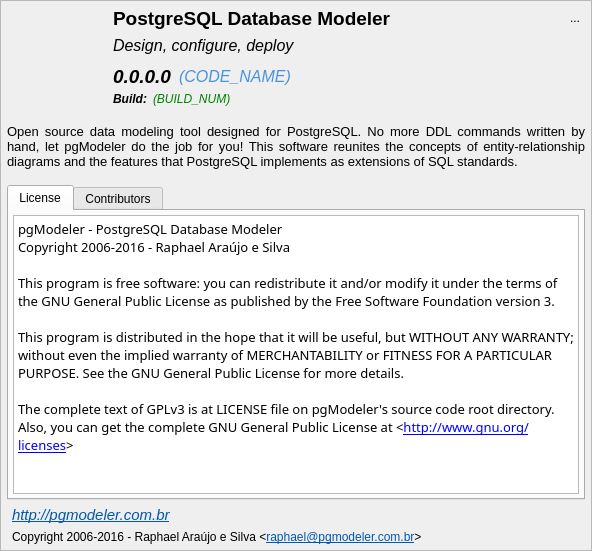
pgmodeler/pgmodeler, file libpgmodeler_ui/ui/aboutwidget.ui: the form before one commit.
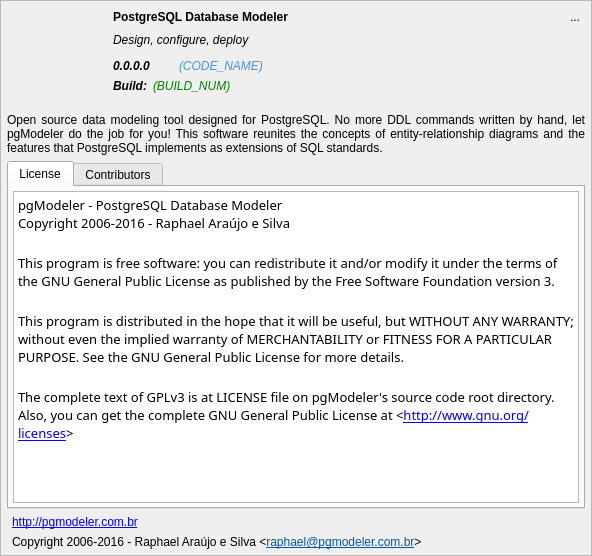
The form after the commit. Icons and pictures are not drawn.

Commit message:
More widget fonts adjustments
Created a second version of PgModelerUiNS::configureWidgetFont that
accepts a custom factor value.

The edit to the form file:
```diff
--- a/libpgmodeler_ui/ui/aboutwidget.ui
+++ b/libpgmodeler_ui/ui/aboutwidget.ui
@@ -10,7 +10,7 @@
     <x>0</x>
     <y>0</y>
     <width>592</width>
-    <height>551</height>
+    <height>556</height>
    </rect>
   </property>
   <property name="sizePolicy">
@@ -28,7 +28,7 @@
   <property name="maximumSize">
    <size>
     <width>16777215</width>
-    <height>16777215</height>
+    <height>600</height>
    </size>
   </property>
   <property name="windowTitle">
@@ -94,7 +94,6 @@
         </property>
         <property name="font">
          <font>
-          <pointsize>14</pointsize>
           <weight>75</weight>
           <bold>true</bold>
          </font>
@@ -154,7 +153,6 @@
         </property>
         <property name="font">
          <font>
-          <pointsize>10</pointsize>
           <italic>false</italic>
          </font>
         </property>
@@ -203,7 +201,6 @@
         </property>
         <property name="font">
          <font>
-          <pointsize>12</pointsize>
           <italic>true</italic>
          </font>
         </property>
@@ -222,13 +219,8 @@
             <verstretch>0</verstretch>
            </sizepolicy>
           </property>
-          <property name="font">
-           <font>
-            <pointsize>8</pointsize>
-           </font>
-          </property>
           <property name="text">
-           <string>&lt;html&gt;&lt;head/&gt;&lt;body&gt;&lt;p&gt;&lt;a href=&quot;http://pgmodeler.com.br&quot;&gt;&lt;span style=&quot; font-size:11pt; font-style:italic; text-decoration: underline; color:#0057ae;&quot;&gt;http://pgmodeler.com.br&lt;/span&gt;&lt;/a&gt;&lt;/p&gt;&lt;/body&gt;&lt;/html&gt;</string>
+           <string>&lt;a href=&quot;http://pgmodeler.com.br&quot;&gt;http://pgmodeler.com.br&lt;/a&gt;</string>
           </property>
           <property name="textFormat">
            <enum>Qt::RichText</enum>
@@ -340,7 +332,6 @@
           </property>
           <property name="font">
            <font>
-            <pointsize>14</pointsize>
             <weight>75</weight>
             <italic>true</italic>
             <bold>true</bold>
@@ -398,7 +389,6 @@
           </property>
           <property name="font">
            <font>
-            <pointsize>12</pointsize>
             <weight>50</weight>
             <italic>true</italic>
             <bold>false</bold>
@@ -429,7 +419,6 @@
           </property>
           <property name="font">
            <font>
-            <pointsize>9</pointsize>
             <weight>75</weight>
             <italic>true</italic>
             <bold>true</bold>
@@ -496,7 +485,6 @@
           </property>
           <property name="font">
            <font>
-            <pointsize>9</pointsize>
             <weight>50</weight>
             <italic>true</italic>
             <bold>false</bold>
@@ -545,7 +533,6 @@
             <property name="font">
              <font>
               <family>Droid Sans Tamil</family>
-              <pointsize>10</pointsize>
              </font>
             </property>
             <property name="frameShadow">
@@ -567,8 +554,8 @@
              <string notr="true">&lt;!DOCTYPE HTML PUBLIC &quot;-//W3C//DTD HTML 4.0//EN&quot; &quot;http://www.w3.org/TR/REC-html40/strict.dtd&quot;&gt;
 &lt;html&gt;&lt;head&gt;&lt;meta name=&quot;qrichtext&quot; content=&quot;1&quot; /&gt;&lt;style type=&quot;text/css&quot;&gt;
 p, li { white-space: pre-wrap; }
-&lt;/style&gt;&lt;/head&gt;&lt;body style=&quot; font-family:'Droid Sans Tamil'; font-size:10pt; font-weight:400; font-style:normal;&quot;&gt;
-&lt;p style=&quot; margin-top:12px; margin-bottom:12px; margin-left:0px; margin-right:0px; -qt-block-indent:0; text-indent:0px;&quot;&gt;&lt;span style=&quot; font-family:'Courier';&quot;&gt;pgModeler - PostgreSQL Database Modeler&lt;br /&gt;Copyright 2006-2016 - Raphael Araújo e Silva&lt;br /&gt;&lt;br /&gt;This program is free software: you can redistribute it and/or modify it under the terms of the GNU General Public License as published by the Free Software Foundation version 3.&lt;br /&gt;&lt;br /&gt;This program is distributed in the hope that it will be useful, but WITHOUT ANY WARRANTY; without even the implied warranty of MERCHANTABILITY or FITNESS FOR A PARTICULAR PURPOSE. See the GNU General Public License for more details.&lt;br /&gt;&lt;br /&gt;The complete text of GPLv3 is at LICENSE file on pgModeler's source code root directory. Also, you can get the complete GNU General Public License at &amp;lt;&lt;/span&gt;&lt;a href=&quot;http://www.gnu.org/licenses&quot;&gt;&lt;span style=&quot; font-family:'Courier'; text-decoration: underline; color:#0000ff;&quot;&gt;http://www.gnu.org/licenses&lt;/span&gt;&lt;/a&gt;&lt;span style=&quot; font-family:'Courier';&quot;&gt;&amp;gt;&lt;/span&gt;&lt;/p&gt;&lt;/body&gt;&lt;/html&gt;</string>
+&lt;/style&gt;&lt;/head&gt;&lt;body style=&quot; font-family:'Droid Sans Tamil'; font-size:12pt; font-weight:400; font-style:normal;&quot;&gt;
+&lt;p style=&quot; margin-top:12px; margin-bottom:12px; margin-left:0px; margin-right:0px; -qt-block-indent:0; text-indent:0px;&quot;&gt;&lt;span style=&quot; font-family:'Courier'; font-size:10pt;&quot;&gt;pgModeler - PostgreSQL Database Modeler&lt;br /&gt;Copyright 2006-2016 - Raphael Araújo e Silva&lt;br /&gt;&lt;br /&gt;This program is free software: you can redistribute it and/or modify it under the terms of the GNU General Public License as published by the Free Software Foundation version 3.&lt;br /&gt;&lt;br /&gt;This program is distributed in the hope that it will be useful, but WITHOUT ANY WARRANTY; without even the implied warranty of MERCHANTABILITY or FITNESS FOR A PARTICULAR PURPOSE. See the GNU General Public License for more details.&lt;br /&gt;&lt;br /&gt;The complete text of GPLv3 is at LICENSE file on pgModeler's source code root directory. Also, you can get the complete GNU General Public License at &amp;lt;&lt;/span&gt;&lt;a href=&quot;http://www.gnu.org/licenses&quot;&gt;&lt;span style=&quot; font-family:'Courier'; font-size:10pt; text-decoration: underline; color:#0000ff;&quot;&gt;http://www.gnu.org/licenses&lt;/span&gt;&lt;/a&gt;&lt;span style=&quot; font-family:'Courier'; font-size:10pt;&quot;&gt;&amp;gt;&lt;/span&gt;&lt;/p&gt;&lt;/body&gt;&lt;/html&gt;</string>
             </property>
             <property name="acceptRichText">
              <bool>false</bool>
@@ -927,7 +914,7 @@
          <enum>Qt::Vertical</enum>
         </property>
         <property name="sizeType">
-         <enum>QSizePolicy::Fixed</enum>
+         <enum>QSizePolicy::Expanding</enum>
         </property>
         <property name="sizeHint" stdset="0">
          <size>
```
Left out of the diff: 3 changed lines with no effect on the pictures. The commit also changes 10 other files.
